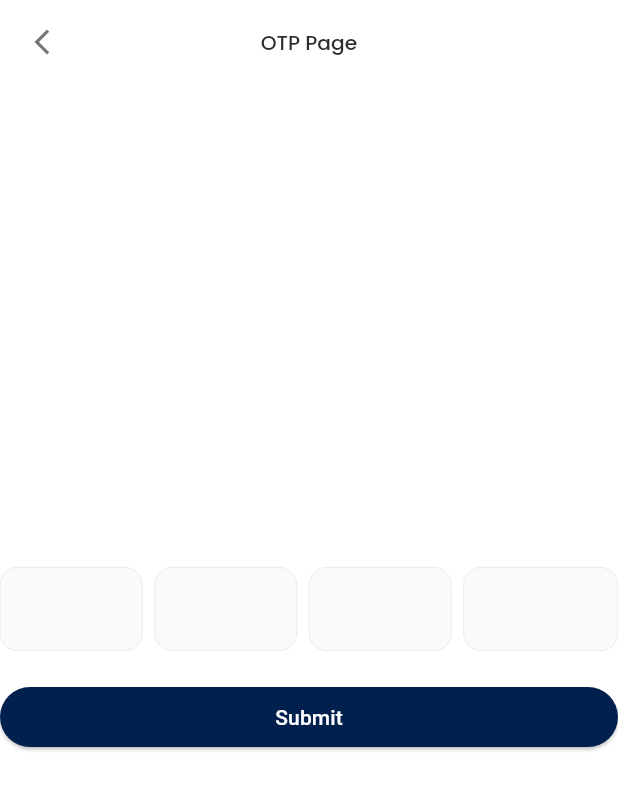
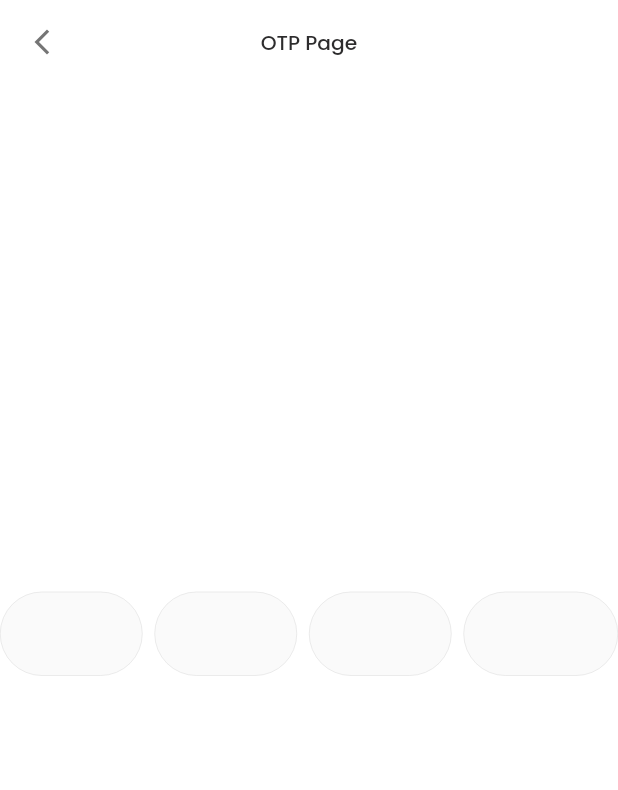
Before and after one commit to jbjason/packages_app, a Flutter app: the screen it shows after launch, after a tap on "OTP Field Package", on a phone screen of 412 x 824 dp. Shown: the top 790 px of the screen. Run offline on Flutter 3.47's test engine with Material 3 defaults, Android fonts, the phone set to English and light mode, and no system bars; our stand-ins replace elegant_notification, logger, permission_handler; project files that could hold a hidden picture were left out.

Commit message:
simple updates

```diff
--- a/lib/features/otp_field/presentation/otp_field_screen.dart
+++ b/lib/features/otp_field/presentation/otp_field_screen.dart
@@ -1,5 +1,4 @@
 import 'package:flutter/material.dart';
-import 'package:packages_app/core/util/mydialog.dart';
 import 'package:packages_app/core/util/mydimens.dart';
 import 'package:packages_app/features/otp_field/presentation/widgets/otp_field.dart';
 
@@ -24,17 +23,7 @@ class _OtpFieldScreenState extends State<OtpFieldScreen> {
             onSubmit: (val) => setState(() => _otp = val),
           ),
           const SizedBox(height: 20),
-          ElevatedButton(
-              onPressed: () {
-                if (_otp == "1234") {
-                  MyDialog().showSuccessToast(
-                      msg: "$_otp OTP matched", context: context);
-                } else {
-                  MyDialog().showFailedToast(
-                      msg: "$_otp not matched matched", context: context);
-                }
-              },
-              child: Text("Submit")),
+          Text(_otp),
         ],
       ),
     );
--- a/lib/features/otp_field/presentation/widgets/otp_field.dart
+++ b/lib/features/otp_field/presentation/widgets/otp_field.dart
@@ -1,6 +1,8 @@
 import 'package:flutter/material.dart';
 import 'package:flutter/services.dart';
 import 'package:packages_app/core/util/mycolor.dart';
+
+enum OtpFiledShape { circular, underscore, square }
 
 class OtpField extends StatefulWidget {
   const OtpField({
@@ -16,6 +18,10 @@ class OtpField extends StatefulWidget {
     this.errorBorderWidth = 1,
     this.errorBorderColor = Colors.red,
     this.errorFillColor = MyColor.cardBackgroundColor,
+    this.shadowElevation = 0,
+    this.shodowColor = Colors.transparent,
+    this.hideText = true,
+    this.otpFiledShape = OtpFiledShape.circular,
   });
   final int length;
   final Function(String val) onSubmit;
@@ -28,12 +34,19 @@ class OtpField extends StatefulWidget {
   final double errorBorderWidth;
   final Color errorBorderColor;
   final Color errorFillColor;
+  final double shadowElevation;
+  final Color shodowColor;
+  final bool hideText;
+  final OtpFiledShape otpFiledShape;
   @override
   State<OtpField> createState() => _OtpFieldState();
 }
 
 class _OtpFieldState extends State<OtpField> {
   final _formKey = GlobalKey<FormState>();
+  InputBorder? _selectedFocusBorder;
+  InputBorder? _selectedUnFocusBorder;
+  InputBorder? _selectedErrorBorder;
   final _otpController1 = TextEditingController();
   final _otpController2 = TextEditingController();
   final _otpController3 = TextEditingController();
@@ -56,6 +69,7 @@ class _OtpFieldState extends State<OtpField> {
   @override
   void initState() {
     super.initState();
+    _getFieldShape();
     _otpFocusList.add(_otpFocusNode1);
     _otpFocusList.add(_otpFocusNode2);
     _otpFocusList.add(_otpFocusNode3);
@@ -72,6 +86,55 @@ class _OtpFieldState extends State<OtpField> {
     _otpControllerList.add(_otpController6);
     _otpControllerList.add(_otpController7);
     _otpControllerList.add(_otpController8);
+  }
+
+  void _getFieldShape() {
+    if (widget.otpFiledShape == OtpFiledShape.square) {
+      _selectedFocusBorder = OutlineInputBorder(
+        borderRadius: BorderRadius.all(Radius.circular(12)),
+        borderSide: BorderSide(
+            color: widget.focusBorderColor, width: widget.focusBorderWidth),
+      );
+      _selectedUnFocusBorder = OutlineInputBorder(
+        borderRadius: BorderRadius.all(Radius.circular(12)),
+        borderSide: BorderSide(
+            color: widget.unFocusBorderColor, width: widget.unFocusBorderWidth),
+      );
+      _selectedErrorBorder = OutlineInputBorder(
+        borderRadius: BorderRadius.all(Radius.circular(12)),
+        borderSide: BorderSide(
+            color: widget.errorBorderColor, width: widget.errorBorderWidth),
+      );
+    } else if (widget.otpFiledShape == OtpFiledShape.circular) {
+      _selectedFocusBorder = OutlineInputBorder(
+        borderRadius: BorderRadius.circular(60),
+        borderSide: BorderSide(
+            color: widget.focusBorderColor, width: widget.focusBorderWidth),
+      );
+      _selectedUnFocusBorder = OutlineInputBorder(
+        borderRadius: BorderRadius.circular(60),
+        borderSide: BorderSide(
+            color: widget.unFocusBorderColor, width: widget.unFocusBorderWidth),
+      );
+      _selectedErrorBorder = OutlineInputBorder(
+        borderRadius: BorderRadius.circular(60),
+        borderSide: BorderSide(
+            color: widget.errorBorderColor, width: widget.errorBorderWidth),
+      );
+    } else {
+      _selectedFocusBorder = UnderlineInputBorder(
+        borderSide: BorderSide(
+            color: widget.focusBorderColor, width: widget.focusBorderWidth),
+      );
+      _selectedUnFocusBorder = UnderlineInputBorder(
+        borderSide: BorderSide(
+            color: widget.unFocusBorderColor, width: widget.unFocusBorderWidth),
+      );
+      _selectedErrorBorder = UnderlineInputBorder(
+        borderSide: BorderSide(
+            color: widget.errorBorderColor, width: widget.errorBorderWidth),
+      );
+    }
   }
 
   @override
@@ -113,13 +176,19 @@ class _OtpFieldState extends State<OtpField> {
     widget.onSubmit(confirmedOTP);
   }
 
-  TextFormField _getOtpField(
+  Widget _getOtpField(
       {required TextEditingController cntrl,
       required FocusNode currentFocus,
       FocusNode? nextFocus}) {
-    return TextFormField(
+    return Material(
+      elevation: widget.shadowElevation,
+      color: Colors.transparent,
+      clipBehavior: Clip.none,
+      shadowColor: widget.shodowColor,
+      child: TextFormField(
         controller: cntrl,
         focusNode: currentFocus,
+        obscureText: widget.hideText, obscuringCharacter: "✶",
         keyboardType: TextInputType.number,
         textInputAction:
             nextFocus == null ? TextInputAction.done : TextInputAction.next,
@@ -130,27 +199,10 @@ class _OtpFieldState extends State<OtpField> {
         decoration: InputDecoration(
           contentPadding: EdgeInsets.symmetric(vertical: 20),
           border: OutlineInputBorder(borderRadius: BorderRadius.circular(12)),
-        focusedBorder: OutlineInputBorder(
-          borderRadius: BorderRadius.all(Radius.circular(12)),
-          borderSide: BorderSide(
-              color: widget.focusBorderColor, width: widget.focusBorderWidth),
-        ),
-        enabledBorder: OutlineInputBorder(
-          borderRadius: BorderRadius.all(Radius.circular(12)),
-          borderSide: BorderSide(
-              color: widget.unFocusBorderColor,
-              width: widget.unFocusBorderWidth),
-        ),
-        errorBorder: OutlineInputBorder(
-          borderRadius: BorderRadius.all(Radius.circular(12)),
-          borderSide: BorderSide(
-              color: widget.errorBorderColor, width: widget.errorBorderWidth),
-        ),
-        focusedErrorBorder: OutlineInputBorder(
-          borderRadius: BorderRadius.all(Radius.circular(12)),
-          borderSide: BorderSide(
-              color: widget.errorBorderColor, width: widget.errorBorderWidth),
-        ),
+          focusedBorder: _selectedFocusBorder,
+          enabledBorder: _selectedUnFocusBorder,
+          errorBorder: _selectedErrorBorder,
+          focusedErrorBorder: _selectedErrorBorder,
           errorStyle: const TextStyle(height: 0),
         ),
         onChanged: (val) {
@@ -176,6 +228,7 @@ class _OtpFieldState extends State<OtpField> {
           FocusManager.instance.primaryFocus?.unfocus();
           _onSubmit();
         },
+      ),
     );
   }
 
```
Lines whose indentation alone changed are shown as unchanged.
